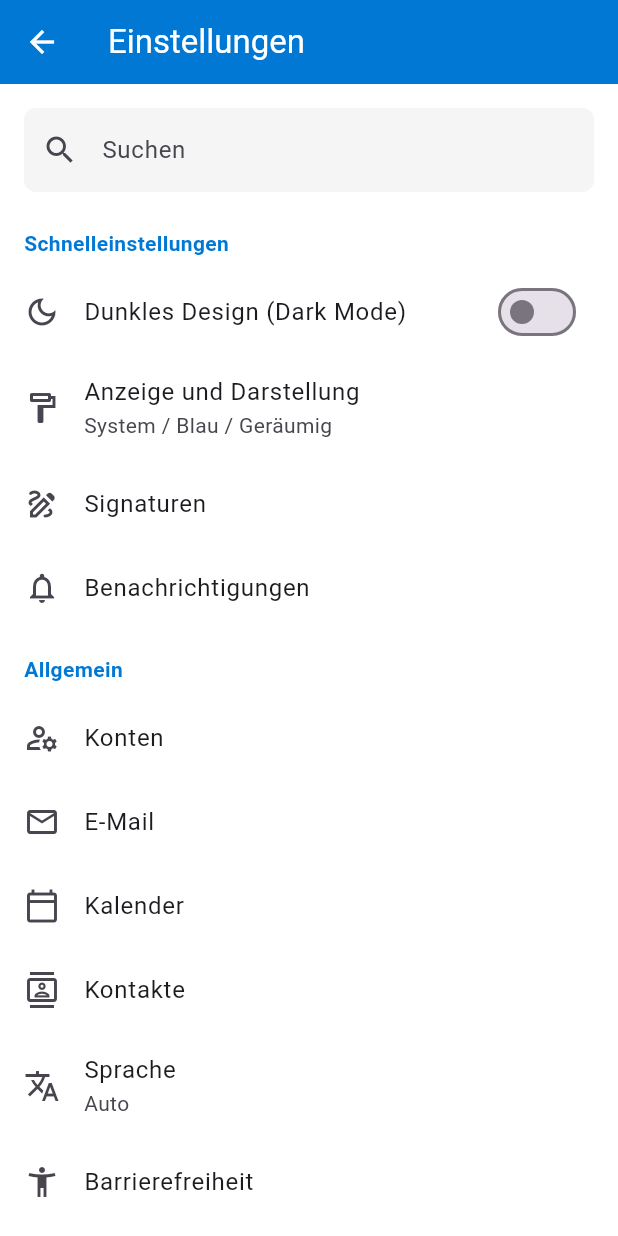
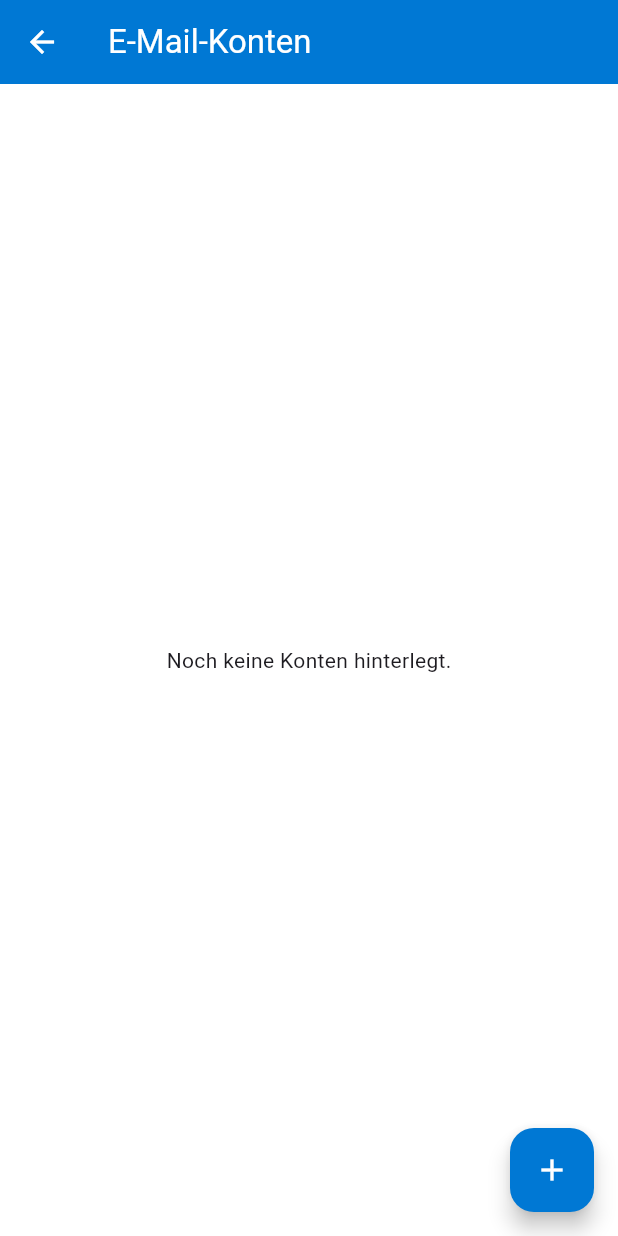
Before and after one commit to roberthoferzuerich-alt/mail-clone, a Flutter app: the SettingsScreen screen opened directly, after a tap on "Konten", on a phone screen of 412 x 824 dp. Run offline on Flutter 3.47's test engine with Material 3 defaults, Android fonts, the phone set to English and light mode, and no system bars; our stand-ins replace file_picker, flutter_markdown, flutter_secure_storage; accounts and stored records are empty; network calls fail.

Commit message:
UI: Form to add user-specific mail accounts

```diff
--- /dev/null
+++ b/lib/screens/accounts_screen.dart
@@ -0,0 +1,84 @@
+import 'package:flutter/material.dart';
+import 'package:http/http.dart' as http;
+import 'dart:convert';
+import '../services/auth_service.dart';
+import 'add_account_screen.dart';
+
+class AccountsScreen extends StatefulWidget {
+  const AccountsScreen({super.key});
+
+  @override
+  State<AccountsScreen> createState() => _AccountsScreenState();
+}
+
+class _AccountsScreenState extends State<AccountsScreen> {
+  List<dynamic> accounts = [];
+  bool isLoading = true;
+  final String apiUrl = 'https://strong-jeans-shave.loca.lt/api';
+
+  @override
+  void initState() {
+    super.initState();
+    _fetchAccounts();
+  }
+
+  Future<void> _fetchAccounts() async {
+    setState(() => isLoading = true);
+    final token = await AuthService().getToken();
+    try {
+      final response = await http.get(
+        Uri.parse('$apiUrl/mail-accounts'),
+        headers: {
+          'Accept': 'application/json',
+          'Authorization': 'Bearer $token',
+          'Bypass-Tunnel-Reminder': 'true',
+        },
+      );
+      if (response.statusCode == 200) {
+        setState(() {
+          accounts = jsonDecode(response.body);
+        });
+      }
+    } catch (e) {
+      // ignore
+    } finally {
+      if (mounted) setState(() => isLoading = false);
+    }
+  }
+
+  @override
+  Widget build(BuildContext context) {
+    return Scaffold(
+      appBar: AppBar(title: const Text('E-Mail-Konten')),
+      body: isLoading
+          ? const Center(child: CircularProgressIndicator())
+          : accounts.isEmpty
+              ? const Center(child: Text('Noch keine Konten hinterlegt.'))
+              : ListView.builder(
+                  itemCount: accounts.length,
+                  itemBuilder: (context, index) {
+                    final acc = accounts[index];
+                    return ListTile(
+                      leading: const Icon(Icons.email, color: Color(0xFF0078D4)),
+                      title: Text(acc['email']),
+                      subtitle: Text('IMAP: ${acc['imap_host']} | SMTP: ${acc['smtp_host']}'),
+                    );
+                  },
+                ),
+      floatingActionButton: FloatingActionButton(
+        backgroundColor: const Color(0xFF0078D4),
+        foregroundColor: Colors.white,
+        child: const Icon(Icons.add),
+        onPressed: () async {
+          final result = await Navigator.push(
+            context,
+            MaterialPageRoute(builder: (context) => const AddAccountScreen()),
+          );
+          if (result == true) {
+            _fetchAccounts();
+          }
+        },
+      ),
+    );
+  }
+}
--- a/lib/screens/login_screen.dart
+++ b/lib/screens/login_screen.dart
@@ -97,7 +97,9 @@ class _LoginScreenState extends State<LoginScreen> {
                     prefixIcon: const Icon(Icons.lock_outline),
                     suffixIcon: IconButton(
                       icon: Icon(
-                        _obscurePassword ? Icons.visibility_off : Icons.visibility,
+                        _obscurePassword
+                            ? Icons.visibility_off
+                            : Icons.visibility,
                         color: Colors.grey,
                       ),
                       onPressed: () {
--- a/lib/screens/settings_screen.dart
+++ b/lib/screens/settings_screen.dart
@@ -1,5 +1,6 @@
 import 'package:flutter/material.dart';
 import '../main.dart';
+import 'accounts_screen.dart';
 
 class SettingsScreen extends StatelessWidget {
   const SettingsScreen({super.key});
@@ -79,7 +80,12 @@ class SettingsScreen extends StatelessWidget {
           ListTile(
             leading: const Icon(Icons.manage_accounts_outlined),
             title: const Text('Konten'),
-            onTap: () {},
+            onTap: () {
+              Navigator.push(
+                context,
+                MaterialPageRoute(builder: (context) => const AccountsScreen()),
+              );
+            },
           ),
           ListTile(
             leading: const Icon(Icons.email_outlined),
```
Also changed, not shown: lib/screens/add_account_screen.dart (added, +175 -0 lines).
